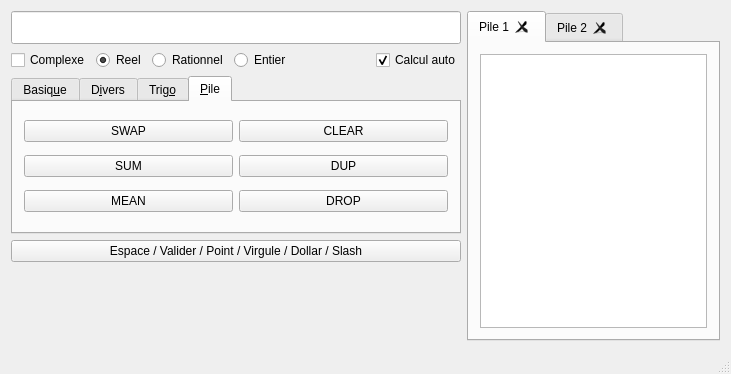
First picture: the form in ProjetLO21/mainwindow.ui, repository Pitouli/lo21-ahmed-pitouli, before the edit.
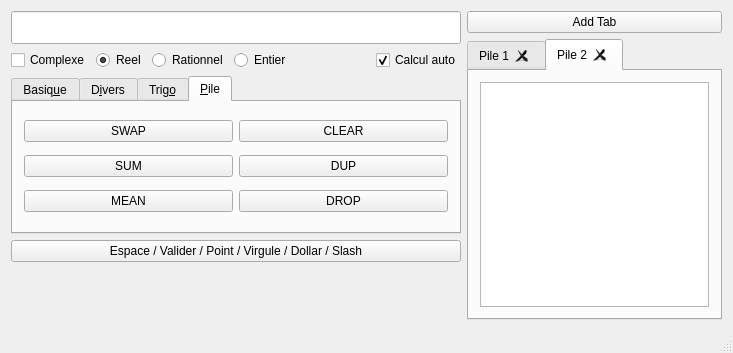
Second picture: the form after the edit. The open tabs and pages were chosen to show the change.

Diff of the .ui file:
```diff
--- a/ProjetLO21/mainwindow.ui
+++ b/ProjetLO21/mainwindow.ui
@@ -6,8 +6,8 @@
    <rect>
     <x>0</x>
     <y>0</y>
-    <width>731</width>
-    <height>374</height>
+    <width>733</width>
+    <height>353</height>
    </rect>
   </property>
   <property name="windowTitle">
@@ -15,60 +15,6 @@
   </property>
   <widget class="QWidget" name="centralWidget">
    <layout class="QGridLayout" name="gridLayout_7">
-    <item row="0" column="2" rowspan="5">
-     <widget class="QTabWidget" name="tabWidget_pile">
-      <property name="minimumSize">
-       <size>
-        <width>250</width>
-        <height>0</height>
-       </size>
-      </property>
-      <property name="currentIndex">
-       <number>0</number>
-      </property>
-      <property name="tabsClosable">
-       <bool>true</bool>
-      </property>
-      <widget class="QWidget" name="tab_pile_1">
-       <attribute name="title">
-        <string>Pile 1</string>
-       </attribute>
-       <layout class="QHBoxLayout" name="horizontalLayout">
-        <item>
-         <widget class="QListWidget" name="listWidget_pile_1">
-          <property name="font">
-           <font>
-            <pointsize>14</pointsize>
-           </font>
-          </property>
-          <property name="showDropIndicator" stdset="0">
-           <bool>false</bool>
-          </property>
-         </widget>
-        </item>
-       </layout>
-      </widget>
-      <widget class="QWidget" name="tab_8">
-       <attribute name="title">
-        <string>Pile 2</string>
-       </attribute>
-       <layout class="QHBoxLayout" name="horizontalLayout_3"/>
-      </widget>
-     </widget>
-    </item>
-    <item row="4" column="0" colspan="2">
-     <spacer name="verticalSpacer">
-      <property name="orientation">
-       <enum>Qt::Vertical</enum>
-      </property>
-      <property name="sizeHint" stdset="0">
-       <size>
-        <width>20</width>
-        <height>1000</height>
-       </size>
-      </property>
-     </spacer>
-    </item>
     <item row="0" column="0" colspan="2">
      <layout class="QVBoxLayout" name="panneauSaisie">
       <property name="sizeConstraint">
@@ -841,6 +787,75 @@
         </property>
        </widget>
       </item>
+      <item>
+       <spacer name="verticalSpacer">
+        <property name="orientation">
+         <enum>Qt::Vertical</enum>
+        </property>
+        <property name="sizeHint" stdset="0">
+         <size>
+          <width>20</width>
+          <height>1000</height>
+         </size>
+        </property>
+       </spacer>
+      </item>
+     </layout>
+    </item>
+    <item row="0" column="2">
+     <layout class="QVBoxLayout" name="panneauPile">
+      <item>
+       <widget class="QPushButton" name="pushButton_addTab">
+        <property name="text">
+         <string>Add Tab</string>
+        </property>
+       </widget>
+      </item>
+      <item>
+       <widget class="QTabWidget" name="tabWidget_pile">
+        <property name="minimumSize">
+         <size>
+          <width>250</width>
+          <height>0</height>
+         </size>
+        </property>
+        <property name="currentIndex">
+         <number>0</number>
+        </property>
+        <property name="tabsClosable">
+         <bool>true</bool>
+        </property>
+        <widget class="QWidget" name="tab_pile_1">
+         <attribute name="title">
+          <string>Pile 1</string>
+         </attribute>
+         <layout class="QHBoxLayout" name="horizontalLayout">
+          <item>
+           <widget class="QListWidget" name="listWidget_pile_1">
+            <property name="font">
+             <font>
+              <pointsize>14</pointsize>
+             </font>
+            </property>
+            <property name="showDropIndicator" stdset="0">
+             <bool>false</bool>
+            </property>
+           </widget>
+          </item>
+         </layout>
+        </widget>
+        <widget class="QWidget" name="tab_pile_2">
+         <attribute name="title">
+          <string>Pile 2</string>
+         </attribute>
+         <layout class="QHBoxLayout" name="horizontalLayout_3">
+          <item>
+           <widget class="QListView" name="listWidget_pile_2"/>
+          </item>
+         </layout>
+        </widget>
+       </widget>
+      </item>
      </layout>
     </item>
    </layout>
```
Left out of the diff: 9 changed lines with no effect on the pictures.
